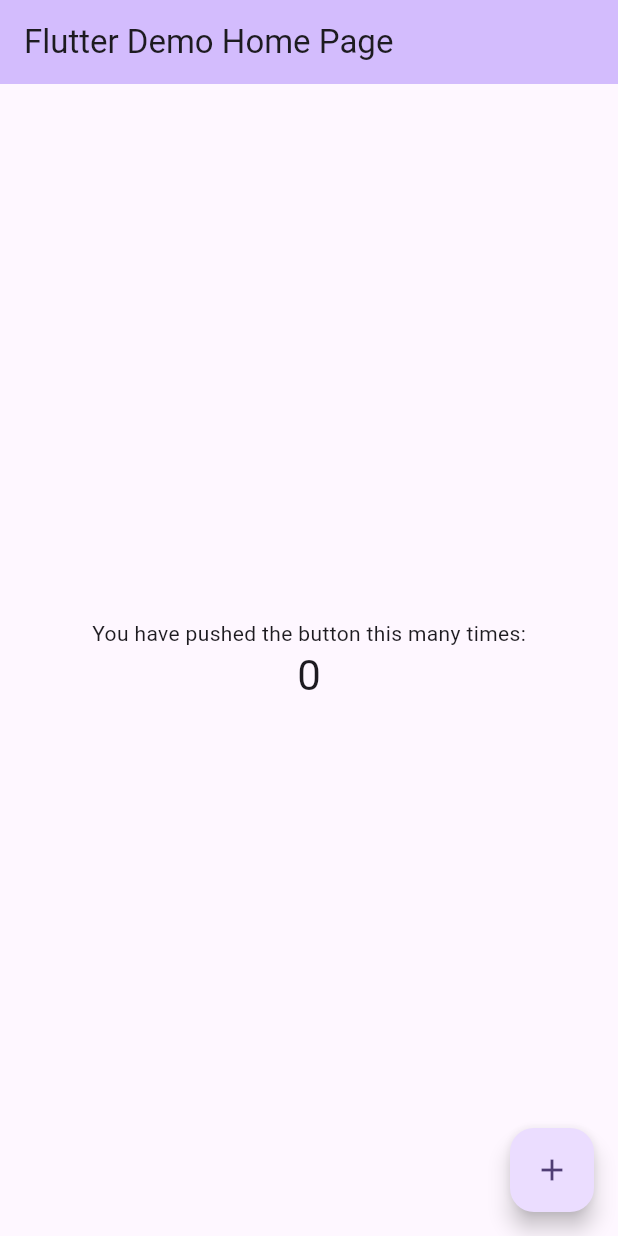
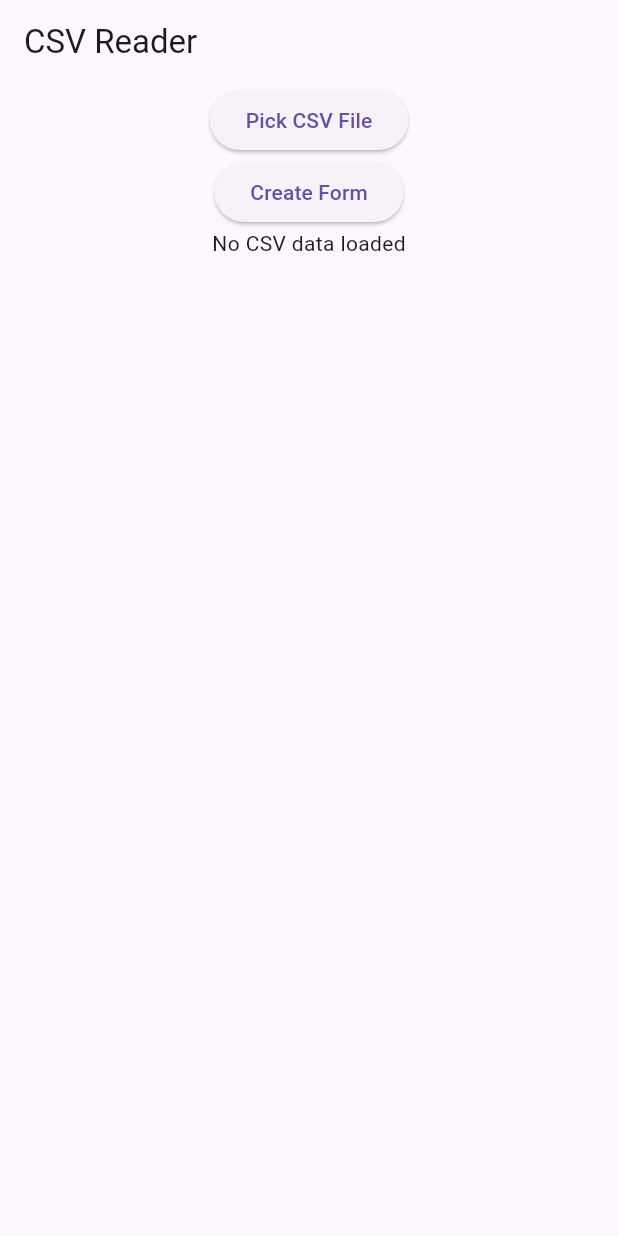
Before and after one commit to Ayush750502/Inventory_Management_System, a Flutter app: the screen it shows after launch, on a phone screen of 412 x 824 dp. Run offline on Flutter 3.47's test engine with Material 3 defaults, Android fonts, the phone set to English and light mode, and no system bars; our stand-ins replace csv, file_picker.

Commit message:
adding csv reader code and test case not successfull, errors 0

```diff
--- /dev/null
+++ b/flutter_application_1/lib/csv_form.dart
@@ -0,0 +1,29 @@
+import 'package:flutter/material.dart';
+
+class CsvForm extends StatelessWidget {
+  final List<String> fieldNames;
+
+  CsvForm({required this.fieldNames});
+
+  @override
+  Widget build(BuildContext context) {
+    return Scaffold(
+      appBar: AppBar(title: Text('Dynamic Form')),
+      body: Form(
+        child: ListView.builder(
+          itemCount: fieldNames.length,
+          itemBuilder: (context, index) {
+            return Padding(
+              padding: const EdgeInsets.all(8.0),
+              child: TextFormField(
+                decoration: InputDecoration(
+                  labelText: fieldNames[index],
+                ),
+              ),
+            );
+          },
+        ),
+      ),
+    );
+  }
+}
--- /dev/null
+++ b/flutter_application_1/lib/csv_reader.dart
@@ -0,0 +1,77 @@
+import 'dart:io';
+import 'package:flutter/material.dart';
+import 'package:file_picker/file_picker.dart';
+import 'package:csv/csv.dart';
+import 'csv_form.dart';
+
+class CsvReader extends StatefulWidget {
+  @override
+  _CsvReaderState createState() => _CsvReaderState();
+}
+
+class _CsvReaderState extends State<CsvReader> {
+  List<List<dynamic>> _csvData = [];
+
+  Future<void> _pickFile() async {
+    FilePickerResult? result = await FilePicker.platform
+        .pickFiles(type: FileType.custom, allowedExtensions: ['csv']);
+    if (result != null) {
+      File file = File(result.files.single.path!);
+      final content = await file.readAsString();
+      setState(() {
+        _csvData = const CsvToListConverter().convert(content);
+      });
+    }
+  }
+
+  @override
+  Widget build(BuildContext context) {
+    return Scaffold(
+      appBar: AppBar(title: Text('CSV Reader')),
+      body: Column(
+        children: [
+          ElevatedButton(onPressed: _pickFile, child: Text('Pick CSV File')),
+          ElevatedButton(
+            onPressed: () {
+              if (_csvData.isNotEmpty) {
+                Navigator.push(
+                  context,
+                  MaterialPageRoute(
+                    builder: (context) =>
+                        CsvForm(fieldNames: List<String>.from(_csvData.first)),
+                  ),
+                );
+              }
+            },
+            child: Text('Create Form'),
+          ),
+          _csvData.isNotEmpty
+              ? Expanded(
+                  child: SingleChildScrollView(
+                    scrollDirection: Axis.horizontal,
+                    child: DataTable(
+                      columns: _csvData.first
+                          .map((header) => DataColumn(
+                                label: Text(header.toString(),
+                                    style:
+                                        TextStyle(fontWeight: FontWeight.bold)),
+                              ))
+                          .toList(),
+                      rows: _csvData
+                          .skip(1) // Skip the header row
+                          .map((row) => DataRow(
+                                cells: row
+                                    .map((cell) =>
+                                        DataCell(Text(cell.toString())))
+                                    .toList(),
+                              ))
+                          .toList(),
+                    ),
+                  ),
+                )
+              : Center(child: Text('No CSV data loaded')),
+        ],
+      ),
+    );
+  }
+}
--- a/flutter_application_1/lib/main.dart
+++ b/flutter_application_1/lib/main.dart
@@ -1,9 +1,5 @@
-import 'dart:convert';
-import 'dart:io';
-import 'package:csv/csv.dart';
-import 'package:flutter/services.dart' show SystemUiOverlayStyle, rootBundle;
 import 'package:flutter/material.dart';
-import 'package:file_picker/file_picker.dart';
+import 'csv_reader.dart';
 
 void main() {
   runApp(const MyApp());
@@ -12,64 +8,12 @@ void main() {
 class MyApp extends StatelessWidget {
   const MyApp({super.key});
 
-  // This widget is the root of your application.
   @override
   Widget build(BuildContext context) {
     return MaterialApp(
-      title: 'Flutter Demo',
-      theme: ThemeData(
-        colorScheme: ColorScheme.fromSeed(seedColor: Colors.deepPurple),
-        useMaterial3: true,
-      ),
-      home: const MyHomePage(title: 'Flutter Demo Home Page'),
+      title: 'CSV Reader App',
+      theme: ThemeData(primarySwatch: Colors.blue),
+      home: CsvReader(),
     );
   }
 }
-
-class MyHomePage extends StatefulWidget {
-  const MyHomePage({super.key, required this.title});
-
-  final String title;
-
-  @override
-  State<MyHomePage> createState() => _MyHomePageState();
-}
-
-class _MyHomePageState extends State<MyHomePage> {
-  int _counter = 0;
-
-  void _incrementCounter() {
-    setState(() {
-      _counter++;
-    });
-  }
-
-  @override
-  Widget build(BuildContext context) {
-    return Scaffold(
-      appBar: AppBar(
-        backgroundColor: Theme.of(context).colorScheme.inversePrimary,
-        title: Text(widget.title),
-      ),
-      body: Center(
-        child: Column(
-          mainAxisAlignment: MainAxisAlignment.center,
-          children: <Widget>[
-            const Text(
-              'You have pushed the button this many times:',
-            ),
-            Text(
-              '$_counter',
-              style: Theme.of(context).textTheme.headlineMedium,
-            ),
-          ],
-        ),
-      ),
-      floatingActionButton: FloatingActionButton(
-        onPressed: _incrementCounter,
-        tooltip: 'Increment',
-        child: const Icon(Icons.add),
-      ),
-    );
-  }
-}
```
